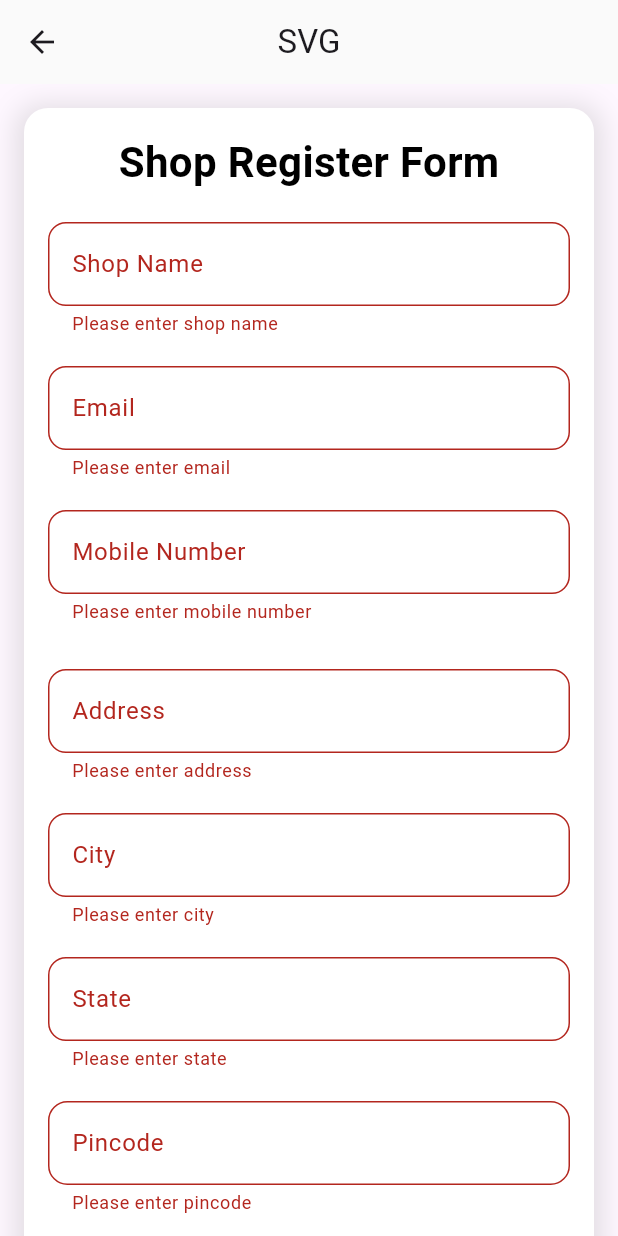
After one commit to ganesh11499/svg_flutter-frontend-, a Flutter app: the ShopRegisterForm screen opened by its route, after a tap on "Submit", on a phone screen of 412 x 824 dp. The commit adds this screen. Run offline on Flutter 3.47's test engine with Material 3 defaults, Android fonts, the phone set to English and light mode, and no system bars; our stand-ins replace fluttertoast, logger, shared_preferences; missing offline and left inert: dart:html; accounts and stored records are empty.

Commit message:
shop register

```diff
--- a/lib/main.dart
+++ b/lib/main.dart
@@ -2,19 +2,26 @@
 import 'package:app/pages/home_page.dart';
 import 'package:app/pages/login_page.dart';
 import 'package:app/pages/register_page.dart';
+import 'package:app/pages/shop_register_form.dart';
 import 'package:flutter/material.dart';
 import 'dart:html' as html;
-
+import 'package:logger/logger.dart';
 
 void main() {
   runApp(const MyApp());
 }
+
+
+//Logger for console data
+final Logger logger = Logger();
 
 //get localstorage token
 bool isAuthenticated() {
   //return if local storage token is exists
   return html.window.localStorage.containsKey('flutter.token');
 }
+
+
 
 class MyApp extends StatelessWidget {
   //key parameter
@@ -28,25 +35,35 @@ class MyApp extends StatelessWidget {
       theme: ThemeData(
         primarySwatch: Colors.blue,
       ),
+      //Routes setting and validatios
       onGenerateRoute: (RouteSettings settings) {
-         if (settings.name == '/home') {
-          // Check if the user is authenticated
-          if (!isAuthenticated()) {
-            // If not authenticated, redirect to login
-             return  MaterialPageRoute(builder: (context) => const LoginPage());
-          }
+
+        //Restrict acees to login and register page if authenticated
+        if (isAuthenticated() &&
+            (settings.name == "/" || settings.name == '/register')) {
+          return MaterialPageRoute(builder: (context) => const HomePage());
         }
 
-      // Return the appropriate route based on the settings
+        // Restrict to acess to home
+        if (!isAuthenticated() && settings.name == '/home') {
+          //Redirect to login if not authenticated.
+          return MaterialPageRoute(builder: (context) => const LoginPage());
+        }
+
+        //Return the routes based on settings
         switch (settings.name) {
           case '/':
             return MaterialPageRoute(builder: (context) => const LoginPage());
           case '/home':
             return MaterialPageRoute(builder: (context) => const HomePage());
           case '/register':
-            return MaterialPageRoute(builder: (context) => const RegisterPage());
+            return MaterialPageRoute(
+                builder: (context) => const RegisterPage());
+          case '/shopRegisterForm':
+            return MaterialPageRoute(
+                builder: (context) => const ShopRegisterForm());
           default:
-            return MaterialPageRoute(builder: (context) => const LoginPage());
+            return MaterialPageRoute(builder: (context) => const  LoginPage());
         }
       },
       // home: const RegisterPage(),
--- a/lib/pages/home_page.dart
+++ b/lib/pages/home_page.dart
@@ -64,10 +64,15 @@ class HomePageState extends State<HomePage> {
         ),
       ),
       drawer: Drawer(
+
         child: ListView(
           padding: EdgeInsets.zero,
           children: <Widget>[
-            const DrawerHeader(
+            InkWell(
+              onTap : () {
+                Navigator.pushNamed(context, '/shopRegisterForm');
+              },
+            child: const DrawerHeader(
               decoration: BoxDecoration(color: Colors.blue),
               child: Text(
                 'SVG',
@@ -75,6 +80,7 @@ class HomePageState extends State<HomePage> {
                   fontSize: 24,
                 ),
               ),
+            ),
             ),
 
             //menu options
--- a/lib/pages/login_page.dart
+++ b/lib/pages/login_page.dart
@@ -28,6 +28,8 @@ void showToast() {
   );
 }
 
+
+//User login api function
 Future<void> loginUser(context, String email, String password) async {
   const url = 'http://localhost:3000/user/login';
   try {
@@ -49,11 +51,15 @@ Future<void> loginUser(context, String email, String password) async {
     if (response.statusCode == 201) {
       final token = responseData['token'];
       final userName = responseData['userName'];
+      final userId = responseData['id'];
+      final shopId = responseData['shopId'];
 
       // Save token and username in SharedPreferences
       SharedPreferences prefs = await SharedPreferences.getInstance();
       await prefs.setString('token', token); // Store the token
       await prefs.setString('userName', userName); // Store the username
+      await prefs.setInt('userId', userId);  //Store the userId
+      await prefs.setInt('shopId', shopId); //Store shop Id
 
       Fluttertoast.showToast(
         msg: "User Login successful",
--- /dev/null
+++ b/lib/pages/shop_register_form.dart
@@ -0,0 +1,387 @@
+import 'dart:convert';
+import 'package:flutter/material.dart';
+import 'package:logger/logger.dart';
+import 'dart:html' as html;
+import 'package:fluttertoast/fluttertoast.dart';
+import 'package:http/http.dart' as http;
+
+class ShopRegisterForm extends StatefulWidget {
+  const ShopRegisterForm({super.key});
+
+  @override
+  ShopRegisterFormState createState() => ShopRegisterFormState();
+}
+
+//logger
+final Logger logger = Logger();
+
+
+//toast notifications
+void showToast() {
+  Fluttertoast.showToast(
+    msg: "This is toast msg",
+    toastLength: Toast.LENGTH_SHORT, //duration
+    gravity: ToastGravity.BOTTOM,
+    backgroundColor: Colors.white,
+    textColor: Colors.black,
+    fontSize: 16.0,
+  );
+}
+
+
+
+
+//Shop register api function
+Future<void> registerShop(context, String shopName, email, mobile, address, city, state, pincode, picture, userId) async{
+
+  const url = 'http://localhost:3000/shop-register/shopRegister';
+
+  try {
+    final Map<String, dynamic> body = {
+      'shopName' : shopName,
+      'email' : email,
+      'mobile' : mobile,
+      'address' : address,
+      'city' : city,
+      'state' : state,
+      'pincode' : pincode,
+      'picture' : picture,
+      'userId' : userId,
+    };
+
+    final response = await http.post(
+      Uri.parse(url),
+      headers: {
+        'Content-Type': 'application/json',
+      },
+      body: json.encode(body),
+    );
+    if(response.statusCode == 201) {
+      Fluttertoast.showToast(
+        msg: "Successfully Shop Registered",
+        toastLength: Toast.LENGTH_LONG,
+        gravity: ToastGravity.TOP,
+        backgroundColor: Colors.white,
+        textColor: Colors.black,
+        fontSize: 16.0,
+      );
+      Navigator.pushNamed(context, '/home');
+    }else {
+        Fluttertoast.showToast(
+        msg: "Failed To Register Shop",
+        toastLength: Toast.LENGTH_LONG,
+        gravity: ToastGravity.TOP,
+        backgroundColor: Colors.white,
+        textColor: Colors.black,
+        fontSize: 16.0,
+      );
+    }
+  } catch (error) {
+     // Catch and handle any network or other errors
+    Fluttertoast.showToast(
+      msg: "Failed To Rgister Shop",
+      toastLength: Toast.LENGTH_LONG,
+      gravity: ToastGravity.TOP,
+      backgroundColor: Colors.white,
+      textColor: Colors.black,
+      fontSize: 16.0,
+    );
+  }
+}
+
+
+
+class ShopRegisterFormState extends State<ShopRegisterForm> {
+  final TextEditingController shopNameController = TextEditingController();
+  final TextEditingController addressController = TextEditingController();
+  final TextEditingController emailController = TextEditingController();
+  final TextEditingController mobileController = TextEditingController();
+  final TextEditingController cityController = TextEditingController();
+  final TextEditingController stateController = TextEditingController();
+  final TextEditingController pincodeController = TextEditingController();
+  final TextEditingController pictureController = TextEditingController();
+  final _formKey = GlobalKey<FormState>();
+  int ? userId;
+  int ? shopId;
+  String? userName;
+
+// getShopDetails(int ? shopId);
+
+
+//Shop Details get api function
+Future<void> getShopDetails(int shopId) async{
+  final url = Uri.parse('http://localhost:3000/shop-register/$shopId');
+
+  try {
+    final response = await http.get(url);
+
+    if(response.statusCode == 200){
+      final shopDetails = json.decode(response.body);
+      logger.i("ShopDetails: $shopDetails");
+      setState(() {
+        shopNameController.text = shopDetails['shopName'] ?? '';
+        addressController.text = shopDetails['address'] ?? '';
+        emailController.text = shopDetails['email'] ?? '';
+        mobileController.text = shopDetails['mobile'] ?? '';
+        cityController.text = shopDetails['city'] ?? '';
+        stateController.text = shopDetails['state'] ?? '';
+        pincodeController.text = shopDetails['pincode'] ?? '';
+        pictureController.text = shopDetails['picture'] ?? '';
+      });
+    }else {
+      logger.e("Failed to load shop details");
+    }
+  } catch (e) {
+    logger.e("Error: $e");
+  }
+}
+
+
+ @override
+  void initState() {
+    super.initState();
+    loadLoginUserData();
+  }
+
+//Get local storage login user data
+Future<void> loadLoginUserData () async {
+  setState(() {
+    userId = int.tryParse(html.window.localStorage['flutter.userId'] ?? '0') ?? 0;
+    shopId = int.tryParse(html.window.localStorage['flutter.shopId'] ?? '0') ?? 0;
+    userName = html.window.localStorage['flutter.userName'];
+  });
+ logger.i("Saved userData: $userName, userId: $userId, shopId:$shopId");
+
+ if (shopId != null && shopId! > 0) {
+      await getShopDetails(shopId!);
+    } else {
+      logger.e("Invalid shopId. Cannot fetch shop details.");
+    }
+}
+
+  @override
+  Widget build(BuildContext context) {
+    return Scaffold(
+      appBar: AppBar(
+        backgroundColor: Colors.grey[50],
+        title: const Text(
+          "SVG",
+        ),
+        centerTitle: true,
+      ),
+      body: Center(
+        child: SingleChildScrollView(
+          child: Padding(
+            padding: const EdgeInsets.all(16.0),
+            child: Form(
+              key: _formKey,
+              child: Container(
+                padding: const EdgeInsets.all(16.0),
+                decoration: BoxDecoration(
+                    color: Colors.white,
+                    borderRadius: BorderRadius.circular(16.0),
+                    boxShadow: [
+                      BoxShadow(
+                          color: Colors.grey.withOpacity(0.3),
+                          spreadRadius: 5,
+                          blurRadius: 15,
+                          offset: const Offset(0, 3))
+                    ]),
+                child: Column(
+                  mainAxisAlignment: MainAxisAlignment.center,
+                  children: [
+                    const Text(
+                      'Shop Register Form',
+                      style: TextStyle(
+                        fontSize: 28,
+                        fontWeight: FontWeight.bold,
+                        color: Colors.black,
+                      ),
+                    ),
+
+                    //Shop name input feild
+                    const SizedBox(height: 20),
+                    TextFormField(
+                      controller: shopNameController,
+                      decoration: InputDecoration(
+                        labelText: 'Shop Name',
+                        border: OutlineInputBorder(
+                            borderRadius: BorderRadius.circular(12.0)),
+                      ),
+
+                      validator: (value) {
+                        if (value == null || value.isEmpty) {
+                          return 'Please enter shop name';
+                        }
+                        return null;
+                      },
+                    ),
+
+                    //Email input feild
+                    const SizedBox(height: 20),
+                    TextFormField(
+                      controller: emailController,
+                      decoration: InputDecoration(
+                        labelText: 'Email',
+                        border: OutlineInputBorder(
+                            borderRadius: BorderRadius.circular(12.0)),
+                      ),
+
+                      validator: (value) {
+                        if (value == null || value.isEmpty) {
+                          return 'Please enter email';
+                        }
+                        return null;
+                      },
+                    ),
+
+                    //Mobile number input feild
+                    const SizedBox(height: 20),
+                    TextFormField(
+                      controller: mobileController,
+                      decoration: InputDecoration(
+                        labelText: 'Mobile Number',
+                        border: OutlineInputBorder(
+                            borderRadius: BorderRadius.circular(12.0)),
+                      ),
+
+                      validator: (value) {
+                        if (value == null || value.isEmpty) {
+                          return 'Please enter mobile number';
+                        }
+                        return null;
+                      },
+                    ),
+
+                    //Address  input feild
+                    const SizedBox(height: 30),
+                    TextFormField(
+                      controller: addressController,
+                      decoration: InputDecoration(
+                        labelText: "Address",
+                        border: OutlineInputBorder(
+                            borderRadius: BorderRadius.circular(12.0)),
+                      ),
+
+                      validator: (value) {
+                        if(value == null || value.isEmpty){
+                          return "Please enter address";
+                        }
+                        return null;
+                      },
+                    ),
+
+                    //City input feild
+                    const SizedBox(height: 20),
+                    TextFormField(
+                      controller: cityController,
+                      decoration: InputDecoration(
+                        labelText: "City",
+                        border: OutlineInputBorder(
+                            borderRadius: BorderRadius.circular(12.0)),
+                      ),
+
+                      validator: (value) {
+                        if(value == null || value.isEmpty){
+                          return "Please enter city";
+                        }
+                        return null;
+                      },
+                    ),
+
+                    //State input feild
+                    const SizedBox(height: 20),
+                    TextFormField(
+                      controller: stateController,
+                      decoration: InputDecoration(
+                        labelText: "State",
+                        border: OutlineInputBorder(
+                            borderRadius: BorderRadius.circular(12.0)),
+                      ),
+
+                      validator: (value) {
+                        if(value == null || value.isEmpty){
+                          return "Please enter state";
+                        }
+                        return null;
+                      },
+                    ),
+
+                    //Pincode input feild
+                    const SizedBox(height: 20),
+                    TextFormField(
+                      controller: pincodeController,
+                      decoration: InputDecoration(
+                        labelText: "Pincode",
+                        border: OutlineInputBorder(
+                            borderRadius: BorderRadius.circular(12.9)),
+                      ),
+
+                      validator: (value) {
+                        if(value == null || value.isEmpty){
+                          return "Please enter pincode";
+                        }
+                        return null;
+                      },
+                    ),
+
+                    //Picture image selction input feild
+                    const SizedBox(height: 20),
+                    TextFormField(
+                      controller: pictureController,
+                      decoration: InputDecoration(
+                        labelText: "Select Image",
+                        // suffixIcon: IconButton(onPressed: _pickImage, icon: Icon(Icons.photo)),
+                        border: OutlineInputBorder(
+                            borderRadius: BorderRadius.circular(12.0)),
+                      ),
+
+                      validator: (value) {
+                        if(value == null || value.isEmpty){
+                          return "Please select image";
+                        }
+                        return null;
+                      },
+                    ),
+
+                    //Shop register submit button
+                    const SizedBox(height: 20),
+                    ElevatedButton(
+                      onPressed: () {
+                        if(_formKey.currentState?.validate() ?? false){
+                        registerShop(
+                          context,
+                          shopNameController.text,
+                          emailController.text,
+                          mobileController.text,
+                          addressController.text,
+                          cityController.text,
+                          stateController.text,
+                          pincodeController.text,
+                          pictureController.text,
+                          userId,
+                        );
+                        }
+                      },
+                      style: ElevatedButton.styleFrom(
+                        minimumSize: const Size(350, 50),
+                        backgroundColor: Colors.grey,
+                        foregroundColor: Colors.black,
+                        shape: RoundedRectangleBorder(
+                            borderRadius: BorderRadius.circular(12.0)),
+                      ),
+                      child: const Text(
+                        "Submit",
+                        style: TextStyle(fontSize: 18),
+                      ),
+                    ),
+                  ],
+                ),
+              ),
+            ),
+          ),
+        ),
+      ),
+    );
+  }
+}
```
